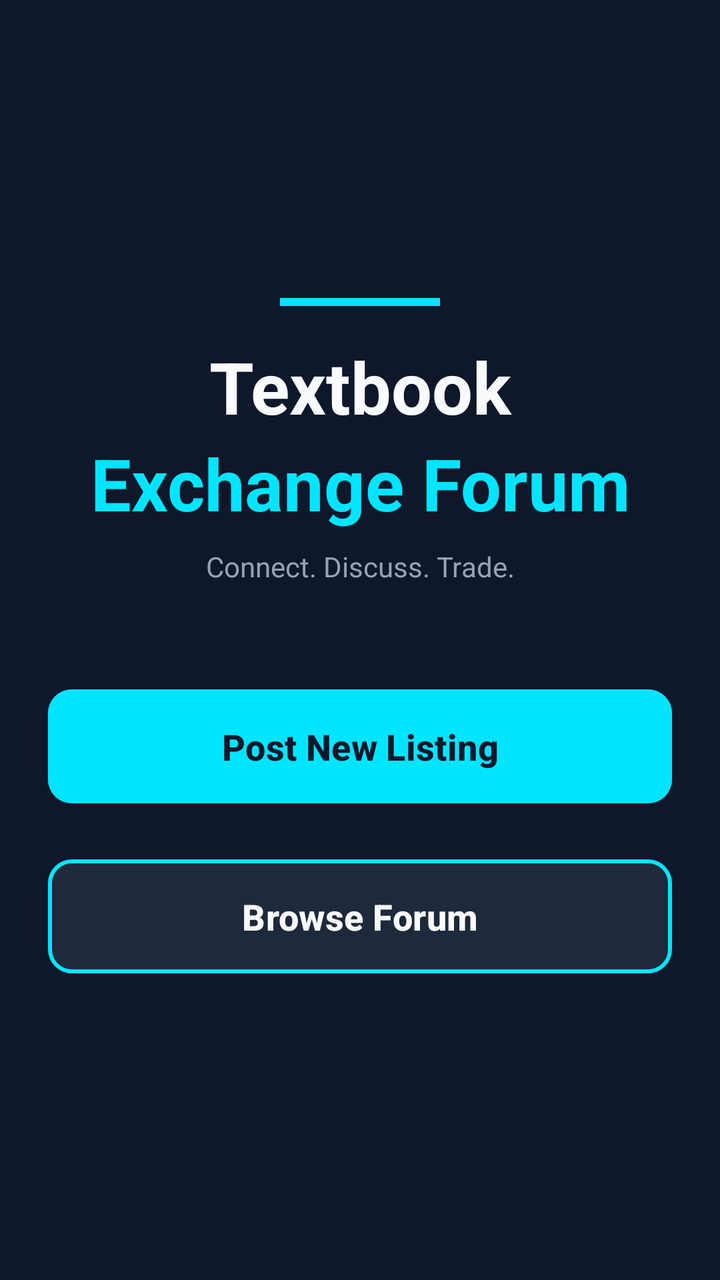
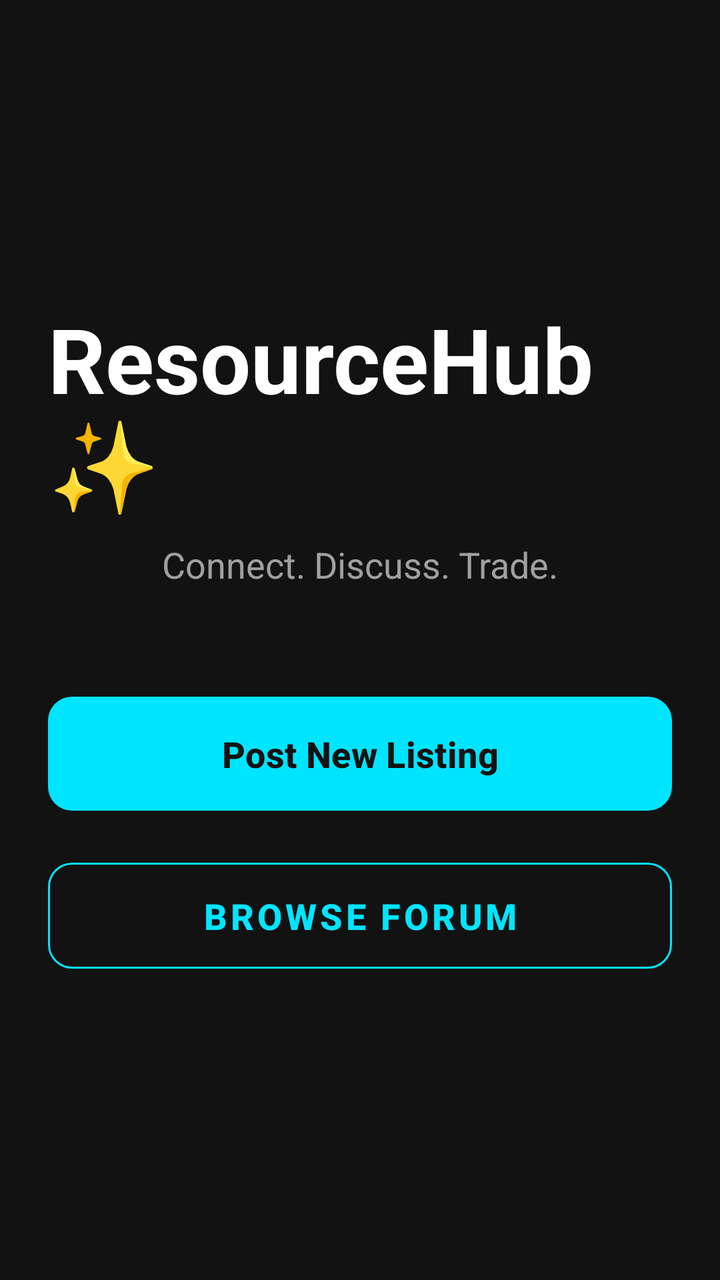

Two renders of the same Android screen: before a commit and after it. Below are the layout's source before the change and the commit's diff.
<!-- AndroidManifest.xml: application theme Theme.TextbookMarketplace -->
<!-- res/layout/activity_main.xml -->
<?xml version="1.0" encoding="utf-8"?>
<LinearLayout xmlns:android="http://schemas.android.com/apk/res/android"
    xmlns:app="http://schemas.android.com/apk/res-auto"
    android:layout_width="match_parent"
    android:layout_height="match_parent"
    android:orientation="vertical"
    android:padding="24dp"
    android:background="#0F172A"
    android:gravity="center">

    
    <View
        android:layout_width="80dp"
        android:layout_height="4dp"
        android:background="#00E5FF"
        android:layout_marginBottom="16dp"/>

    <TextView
        android:layout_width="match_parent"
        android:layout_height="wrap_content"
        android:text="Textbook"
        android:textSize="36sp"
        android:textColor="#F8FAFC"
        android:textStyle="bold"
        android:gravity="center"/>

    
    <TextView
        android:layout_width="match_parent"
        android:layout_height="wrap_content"
        android:text="Exchange Forum"
        android:textSize="36sp"
        android:textColor="#00E5FF"
        android:textStyle="bold"
        android:gravity="center"
        android:layout_marginBottom="8dp"/>

    <TextView
        android:layout_width="match_parent"
        android:layout_height="wrap_content"
        android:text="Connect. Discuss. Trade."
        android:textSize="14sp"
        android:textColor="#94A3B8"
        android:gravity="center"
        android:layout_marginBottom="48dp"/>

    
    <Button
        android:id="@+id/btnAddBook"
        android:layout_width="match_parent"
        android:layout_height="65dp"
        android:text="Post New Listing"
        android:textSize="18sp"
        android:textStyle="bold"
        android:textColor="#0F172A"
        android:backgroundTint="#00E5FF"
        android:layout_marginBottom="20dp"
        app:cornerRadius="12dp"/>

    
    <Button
        android:id="@+id/btnGoToSearch"
        android:layout_width="match_parent"
        android:layout_height="65dp"
        android:text="Browse Forum"
        android:textSize="18sp"
        android:textStyle="bold"
        android:textColor="#F8FAFC"
        android:backgroundTint="#1E293B"
        app:cornerRadius="12dp"
        app:strokeColor="#00E5FF"
        app:strokeWidth="2dp"/>

</LinearLayout>
<!-- resources referenced by this layout -->
<resources>
  <style name="Theme.TextbookMarketplace" parent="Base.Theme.TextbookMarketplace" />
  <style name="Base.Theme.TextbookMarketplace" parent="Theme.Material3.DayNight.NoActionBar">
          
          
      </style>
</resources>

<!-- the commit's change to res/layout/activity_main.xml (unified diff, before → after) -->
@@ -4,71 +4,49 @@
     android:layout_width="match_parent"
     android:layout_height="match_parent"
     android:orientation="vertical"
+    android:gravity="center"
     android:padding="24dp"
-    android:background="#0F172A"
-    android:gravity="center">
-
-    
-    <View
-        android:layout_width="80dp"
-        android:layout_height="4dp"
-        android:background="#00E5FF"
-        android:layout_marginBottom="16dp"/>
+    android:background="@color/background_dark">
 
     <TextView
-        android:layout_width="match_parent"
+        android:layout_width="wrap_content"
         android:layout_height="wrap_content"
-        android:text="Textbook"
-        android:textSize="36sp"
-        android:textColor="#F8FAFC"
+        android:text="ResourceHub ✨"
+        android:textSize="45sp"
         android:textStyle="bold"
-        android:gravity="center"/>
-
-    
-    <TextView
-        android:layout_width="match_parent"
-        android:layout_height="wrap_content"
-        android:text="Exchange Forum"
-        android:textSize="36sp"
-        android:textColor="#00E5FF"
-        android:textStyle="bold"
-        android:gravity="center"
+        android:textColor="@color/text_primary"
         android:layout_marginBottom="8dp"/>
 
     <TextView
-        android:layout_width="match_parent"
+        android:layout_width="wrap_content"
         android:layout_height="wrap_content"
         android:text="Connect. Discuss. Trade."
-        android:textSize="14sp"
-        android:textColor="#94A3B8"
-        android:gravity="center"
-        android:layout_marginBottom="48dp"/>
+        android:textSize="18sp"
+        android:textColor="@color/text_secondary"
+        android:layout_marginBottom="50dp"/>
 
-    
-    <Button
-        android:id="@+id/btnAddBook"
+    <com.google.android.material.button.MaterialButton
+        android:id="@+id/btnPostListing"
         android:layout_width="match_parent"
         android:layout_height="65dp"
         android:text="Post New Listing"
         android:textSize="18sp"
         android:textStyle="bold"
-        android:textColor="#0F172A"
-        android:backgroundTint="#00E5FF"
-        android:layout_marginBottom="20dp"
-        app:cornerRadius="12dp"/>
+        app:cornerRadius="12dp"
+        app:backgroundTint="@color/accent_cyan"
+        android:textColor="@color/background_dark"
+        android:layout_marginBottom="16dp"/>
 
-    
-    <Button
-        android:id="@+id/btnGoToSearch"
+    <com.google.android.material.button.MaterialButton
+        android:id="@+id/btnBrowseForum"
         android:layout_width="match_parent"
         android:layout_height="65dp"
         android:text="Browse Forum"
         android:textSize="18sp"
         android:textStyle="bold"
-        android:textColor="#F8FAFC"
-        android:backgroundTint="#1E293B"
         app:cornerRadius="12dp"
-        app:strokeColor="#00E5FF"
-        app:strokeWidth="2dp"/>
+        style="@style/Widget.MaterialComponents.Button.OutlinedButton"
+        app:strokeColor="@color/accent_cyan"
+        android:textColor="@color/accent_cyan"/>
 
 </LinearLayout>
<!-- resource entries referenced after the edit -->
@@ -1,5 +1,9 @@
 <!-- resources referenced by this layout -->
 <resources>
+  <color name="accent_cyan">#00E5FF</color>
+  <color name="background_dark">#121212</color>
+  <color name="text_primary">#FFFFFF</color>
+  <color name="text_secondary">#A0A0A0</color>
   <style name="Theme.TextbookMarketplace" parent="Base.Theme.TextbookMarketplace" />
   <style name="Base.Theme.TextbookMarketplace" parent="Theme.Material3.DayNight.NoActionBar">
           
